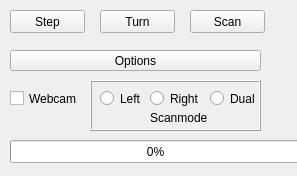
Old version of the form src/main.ui in the repository leramleram/triscan.
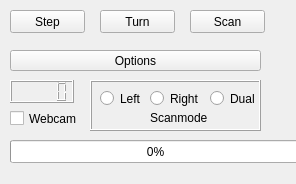
New version of the form.

Diff of the .ui file:
```diff
--- a/src/main.ui
+++ b/src/main.ui
@@ -6,8 +6,8 @@
    <rect>
     <x>0</x>
     <y>0</y>
-    <width>297</width>
-    <height>176</height>
+    <width>296</width>
+    <height>184</height>
    </rect>
   </property>
   <property name="windowTitle">
@@ -82,7 +82,7 @@
    <property name="geometry">
     <rect>
      <x>10</x>
-     <y>90</y>
+     <y>110</y>
      <width>70</width>
      <height>17</height>
     </rect>
@@ -159,6 +159,25 @@
     </property>
    </widget>
   </widget>
+  <widget class="QLCDNumber" name="deg_lcd">
+   <property name="geometry">
+    <rect>
+     <x>10</x>
+     <y>80</y>
+     <width>64</width>
+     <height>23</height>
+    </rect>
+   </property>
+   <property name="font">
+    <font>
+     <weight>50</weight>
+     <bold>false</bold>
+    </font>
+   </property>
+   <property name="toolTip">
+    <string>degrees</string>
+   </property>
+  </widget>
   <zorder>frame</zorder>
   <zorder>progressBar</zorder>
   <zorder>toolButton</zorder>
```
Left out of the diff: 13 changed lines with no effect on the pictures.
